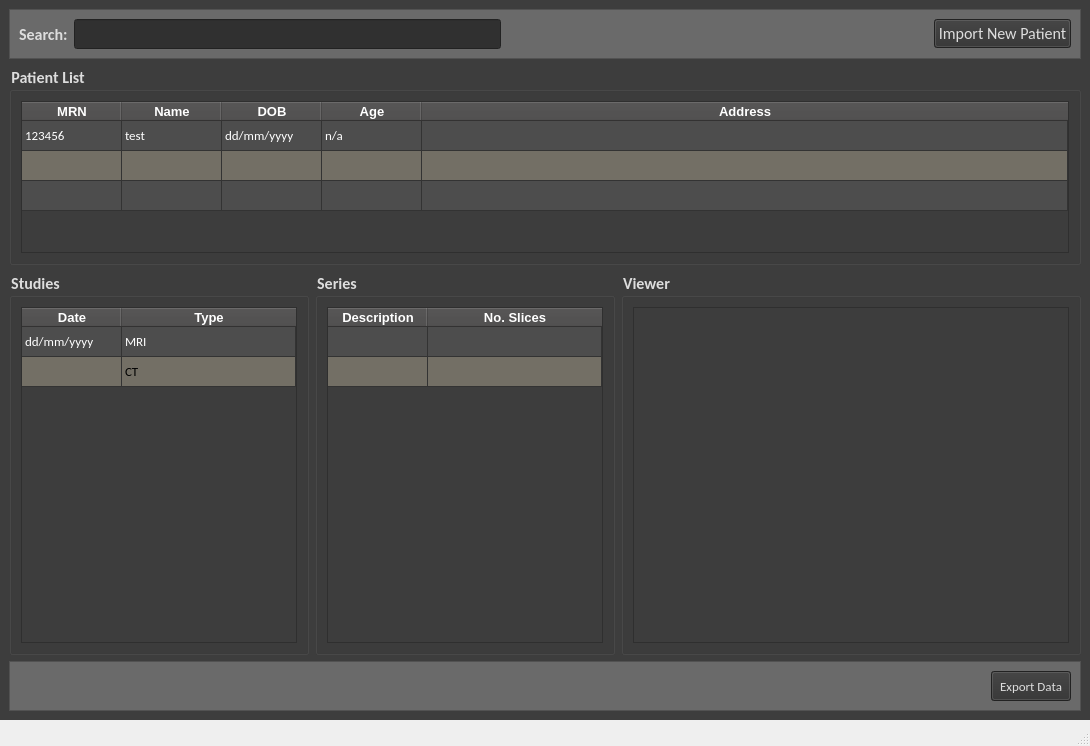
Qt form ui/pacs_home.ui (JKirby00/Ncl_STP_PracticalComputing) before a commit.
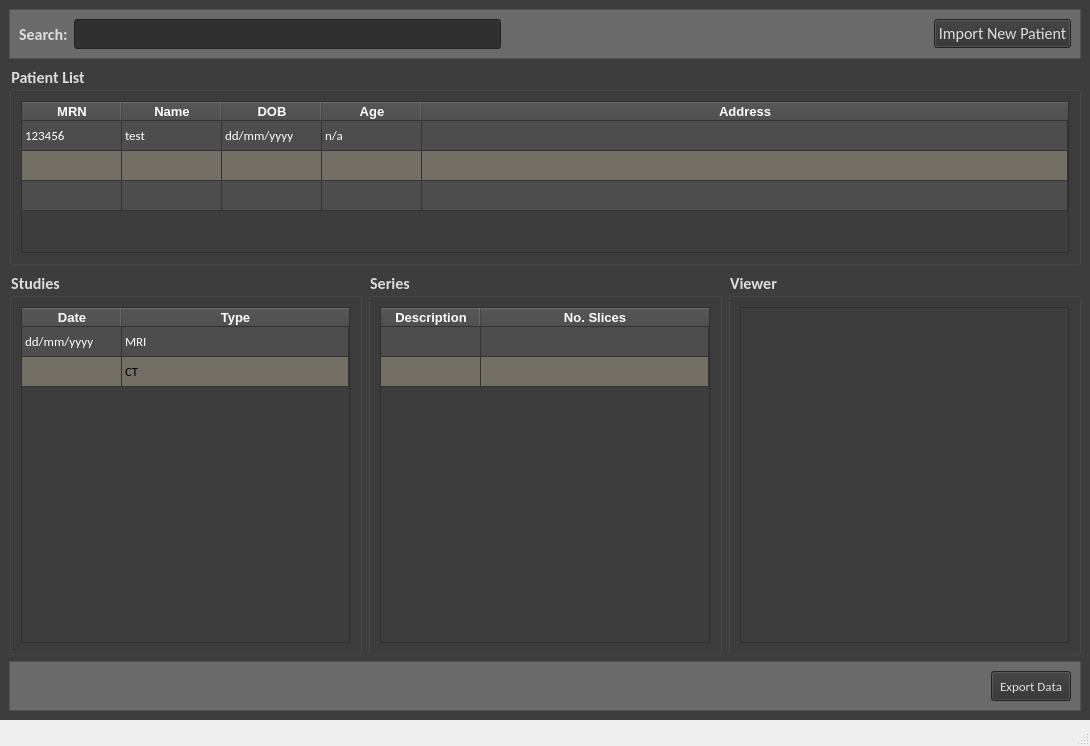
The same form after that commit.

Commit message: Basic image viewing functionality added

```diff
--- a/ui/pacs_home.ui
+++ b/ui/pacs_home.ui
@@ -302,7 +302,7 @@
         </property>
         <property name="maximumSize">
          <size>
-          <width>300</width>
+          <width>100000</width>
           <height>16777215</height>
          </size>
         </property>
@@ -426,7 +426,7 @@
        <widget class="QGroupBox" name="seriesGroupBox">
         <property name="maximumSize">
          <size>
-          <width>300</width>
+          <width>100000</width>
           <height>16777215</height>
          </size>
         </property>
@@ -527,6 +527,12 @@
       </item>
       <item>
        <widget class="QGroupBox" name="viewerGroupBox">
+        <property name="maximumSize">
+         <size>
+          <width>800</width>
+          <height>16777215</height>
+         </size>
+        </property>
         <property name="font">
          <font>
           <family>Calibri</family>
```
Left out of the diff: 5 changed lines with no effect on the pictures. The commit also changes 2 other files.
